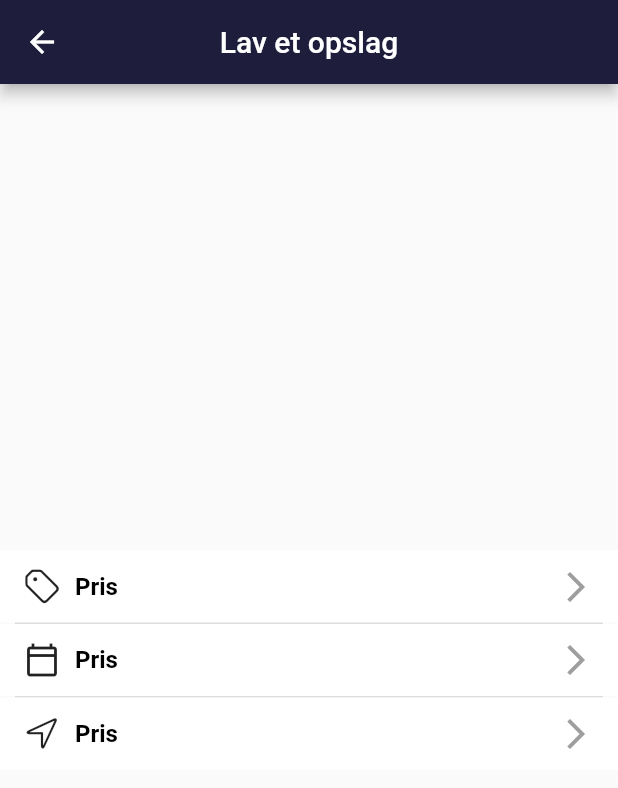
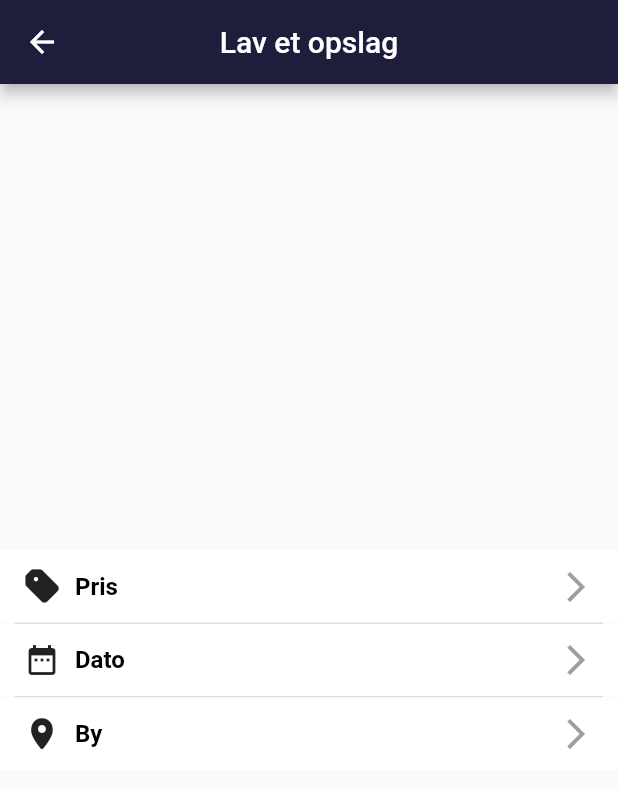
Before and after one commit to NTThyssen/Oplevelses-app, a Flutter app: the EventMainStep screen opened directly, on a phone screen of 412 x 824 dp. Shown: the top 788 px of the screen. Run offline on Flutter 3.47's test engine with Material 2 defaults, Android fonts, the phone set to English and light mode, and no system bars; our stand-ins replace date_format, dotted_border, firebase_auth, flutter_spinkit, image_picker; missing offline and left inert: age, flutter_auth_buttons, flutter_facebook_login; accounts and stored records are empty.

Commit message:
solid icons

```diff
--- a/lib/my_events.dart
+++ b/lib/my_events.dart
@@ -111,21 +111,21 @@ class _EventMainStepState extends State<EventMainStep> {
       body: Column(
         mainAxisAlignment: MainAxisAlignment.center,
         children: [
-          MenuButton(text: "Pris", menuIcon: CupertinoIcons.tags,),
+          MenuButton(text: "Pris", menuIcon: CupertinoIcons.tag_solid,),
           Divider(
             height: 1,
             thickness: 1.0,
             endIndent: 10.0,
             indent: 10,
           ),
-          MenuButton(text: "Pris", menuIcon: Icons.calendar_today_outlined,),
+          MenuButton(text: "Dato", menuIcon: Icons.date_range),
           Divider(
             height: 1,
             thickness: 1.0,
             endIndent: 10.0,
             indent: 10,
           ),
-          MenuButton(text: "Pris", menuIcon: CupertinoIcons.location,),
+          MenuButton(text: "By", menuIcon: CupertinoIcons.location_solid,),
         ],
       ),
     );
```
